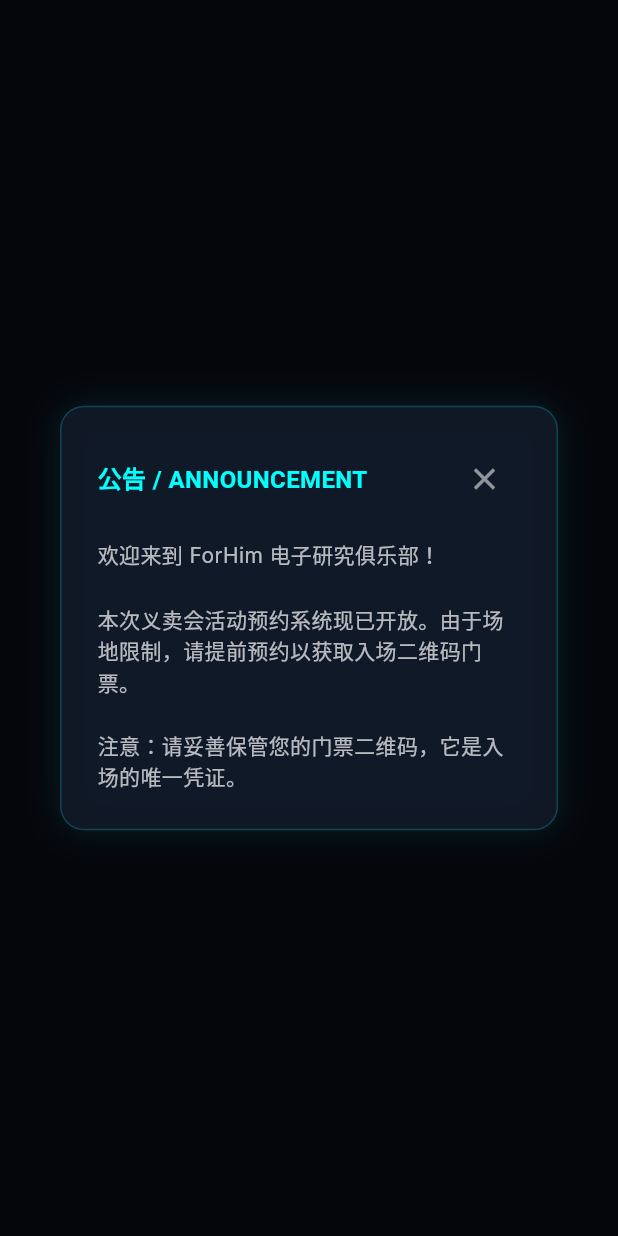
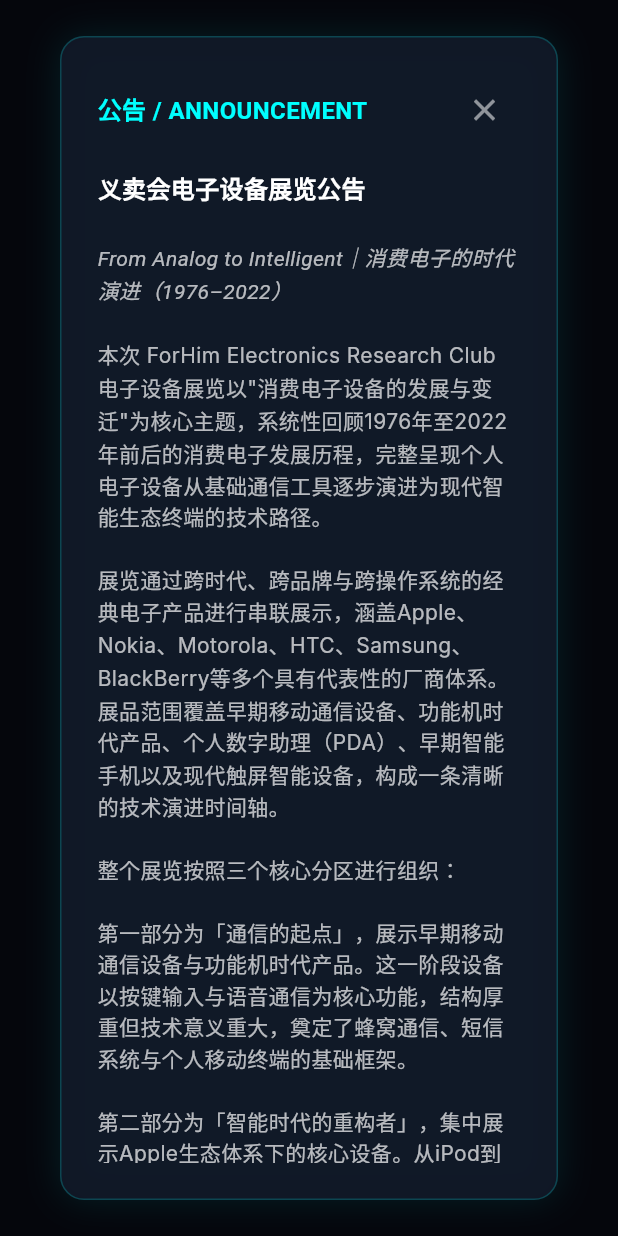
Before and after one commit to Jacob-FMAC/ForHim-Nexus, a Flutter app: what showAnnouncementModal() shows on an empty page, opened directly, on a phone screen of 412 x 824 dp. Run offline on Flutter 3.47's test engine with Material 3 defaults, Android fonts, the phone set to English and light mode, and no system bars; our stand-ins replace shared_preferences; accounts and stored records are empty; network calls fail; Roboto replaces fonts that are missing (Inter, Orbitron).

Commit message:
Update announcement.

```diff
--- a/lib/widgets/announcement_modal.dart
+++ b/lib/widgets/announcement_modal.dart
@@ -45,15 +45,45 @@
                 ],
               ),
               const SizedBox(height: 16),
-              const Text(
-                '欢迎来到 ForHim 电子研究俱乐部！\n\n'
-                '本次义卖会活动预约系统现已开放。由于场地限制，请提前预约以获取入场二维码门票。\n\n'
-                '注意：请妥善保管您的门票二维码，它是入场的唯一凭证。',
-                style: TextStyle(
-                  fontFamily: 'Inter',
-                  fontSize: 14,
-                  height: 1.5,
-                  color: Colors.white70,
+              Flexible(
+                child: SingleChildScrollView(
+                  child: const Text.rich(
+                    TextSpan(
+                      children: [
+                        TextSpan(
+                          text: '义卖会电子设备展览公告\n\n',
+                          style: TextStyle(fontWeight: FontWeight.bold, fontSize: 16, color: Colors.white),
+                        ),
+                        TextSpan(
+                          text: 'From Analog to Intelligent｜消费电子的时代演进（1976–2022）\n\n',
+                          style: TextStyle(fontStyle: FontStyle.italic),
+                        ),
+                        TextSpan(
+                          text: '本次 ForHim Electronics Research Club 电子设备展览以"消费电子设备的发展与变迁"为核心主题，系统性回顾1976年至2022年前后的消费电子发展历程，完整呈现个人电子设备从基础通信工具逐步演进为现代智能生态终端的技术路径。\n\n'
+                              '展览通过跨时代、跨品牌与跨操作系统的经典电子产品进行串联展示，涵盖Apple、Nokia、Motorola、HTC、Samsung、BlackBerry等多个具有代表性的厂商体系。展品范围覆盖早期移动通信设备、功能机时代产品、个人数字助理（PDA）、早期智能手机以及现代触屏智能设备，构成一条清晰的技术演进时间轴。\n\n'
+                              '整个展览按照三个核心分区进行组织：\n\n'
+                              '第一部分为「通信的起点」，展示早期移动通信设备与功能机时代产品。这一阶段设备以按键输入与语音通信为核心功能，结构厚重但技术意义重大，奠定了蜂窝通信、短信系统与个人移动终端的基础框架。\n\n'
+                              '第二部分为「智能时代的重构者」，集中展示Apple生态体系下的核心设备。从iPod到iPhone，再到iPad与Mac系列，Apple通过统一的工业设计语言与系统生态，推动了多点触控交互、移动应用生态与现代智能设备形态的形成，成为整个展览的核心叙事轴线。\n\n'
+                              '第三部分为「全面智能化时代」，展示2010年以后多品牌并行发展的智能设备体系。该阶段以安卓阵营、跨生态设备与多功能智能终端为代表，体现出性能提升、功能融合与生态竞争并存的发展趋势，最终形成今天高度互联的数字生活结构。\n\n'
+                              '部分展品支持开机展示与基础交互体验，观众可近距离观察不同时代设备的界面设计、操作逻辑与工业设计语言。从物理按键到触控交互，从单一通信工具到多任务智能平台，直观感受消费电子技术的结构性跃迁。\n\n'
+                              '从更宏观的角度来看，这一跨越近半个世纪的发展历程，本质上是信息技术不断微型化、移动化与智能化的过程。设备不再仅仅作为工具存在，而逐渐演变为信息入口、内容平台与个人数字生活的核心载体。\n\n'
+                              '因此，本次展览不仅是一场关于电子产品的历史回顾，更是一条关于"人类如何与技术共同演进"的时间叙事。在真实设备的对比与时代更替中，观众将能够更清晰地理解当下数字世界的形成逻辑与未来发展方向。\n\n'
+                              '⚠ 展览注意事项\n\n'
+                              '1.\n本次展览禁止幼儿园儿童进入。\n\n'
+                              '2.\n请勿触碰未标注"可互动"标识的展品设备。未经许可擅自触碰或造成损坏的，将依据市场拍卖价值或捐赠者意愿进行相应赔偿。\n\n'
+                              '3.\n场内禁止携带及食用零食、饮料等食品。\n\n'
+                              '4.\n如需重复入场，请于入口处重新登记确认信息。\n\n'
+                              '本展览仅为义卖活动附属展区内容，进入预约系统即视为已阅读并理解以上全部展览说明。',
+                        ),
+                      ],
+                    ),
+                    style: TextStyle(
+                      fontFamily: 'Inter',
+                      fontSize: 14,
+                      height: 1.5,
+                      color: Colors.white70,
+                    ),
+                  ),
                 ),
               ),
             ],
```
